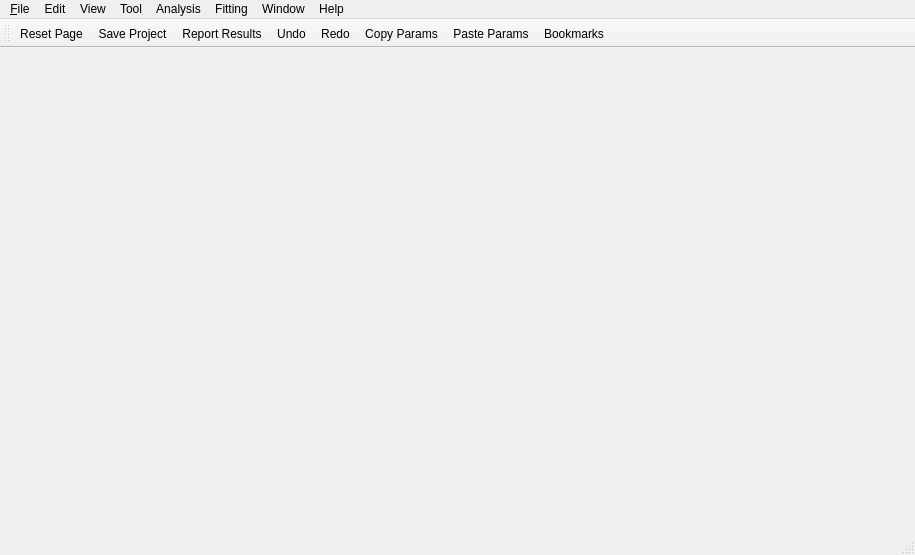
Old version of the form src/sas/qtgui/UI/MainWindowUI.ui in the repository SasView/sasview.
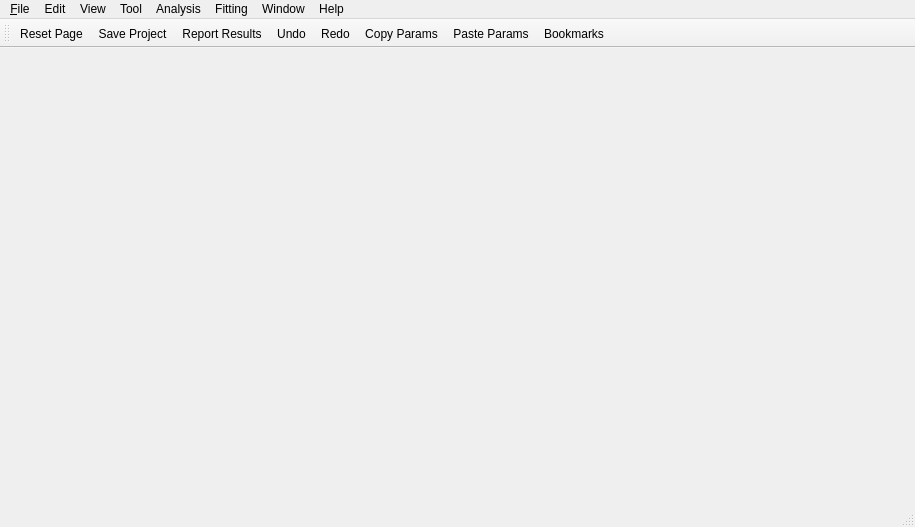
New version of the form. Icons and pictures are not drawn.

```diff
--- a/src/sas/qtgui/UI/MainWindowUI.ui
+++ b/src/sas/qtgui/UI/MainWindowUI.ui
@@ -7,7 +7,7 @@
     <x>0</x>
     <y>0</y>
     <width>915</width>
-    <height>555</height>
+    <height>527</height>
    </rect>
   </property>
   <property name="windowTitle">
```
Left out of the diff: 7 changed lines with no effect on the pictures.
